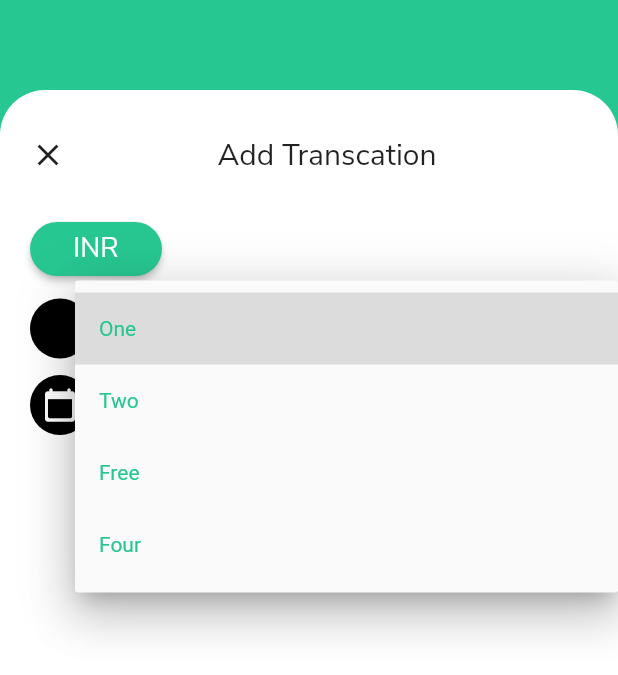
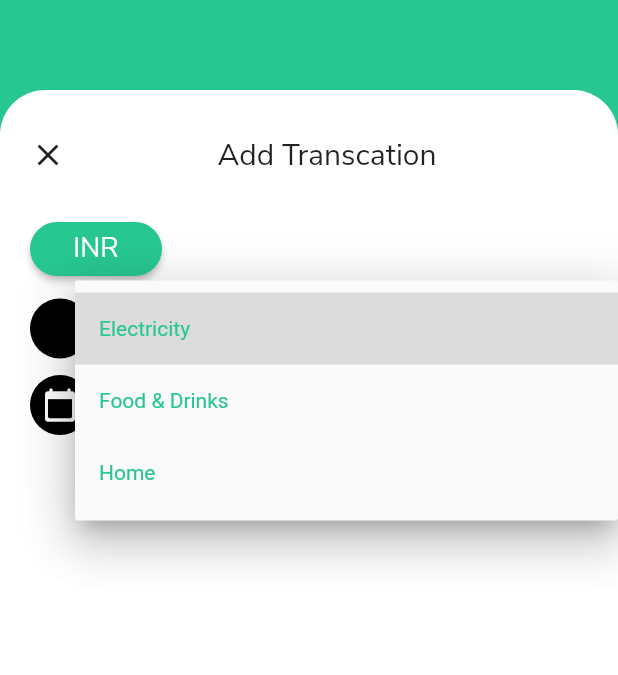
Before and after one commit to keertirajmalik/Pocket-Friend, a Flutter app: the AddTransactionScreen screen opened directly, after a tap on "Choose the expense type", on a phone screen of 412 x 824 dp. Shown: the top 675 px of the screen. Run offline on Flutter 3.47's test engine with Material 2 defaults, Android fonts, the phone set to English and light mode, and no system bars.

Commit message:
added getter method to pass the expensetype and use

```diff
--- a/lib/models/expense_data.dart
+++ b/lib/models/expense_data.dart
@@ -1,6 +1,8 @@
 import 'package:pocket_friend/models/expense.dart';
 
 class ExpenseData {
+  List<String> _expenseTypes = ['Electricity', 'Food & Drinks', 'Home'];
+
   List<Expense> expenseAmount = [
     Expense(expense: 'Electricity', amount: '270'),
     Expense(expense: 'Food & Drinks', amount: '470'),
@@ -16,4 +18,8 @@ class ExpenseData {
     }
     return totalExpense.toString();
   }
+
+  List<String> get expenseTypes {
+    return _expenseTypes;
+  }
 }
--- a/lib/screens/add_transaction_screen.dart
+++ b/lib/screens/add_transaction_screen.dart
@@ -1,5 +1,6 @@
 import 'package:flutter/material.dart';
 import 'package:intl/intl.dart';
+import 'package:pocket_friend/models/expense_data.dart';
 
 class AddTransactionScreen extends StatelessWidget {
   @override
@@ -94,7 +95,8 @@ class AddTransactionScreen extends StatelessWidget {
                             //   dropdownValue = newValue;
                             // });
                           },
-                          items: <String>['One', 'Two', 'Free', 'Four']
+                          items: ExpenseData()
+                              .expenseTypes
                               .map<DropdownMenuItem<String>>((String value) {
                             return DropdownMenuItem<String>(
                               value: value,
```
